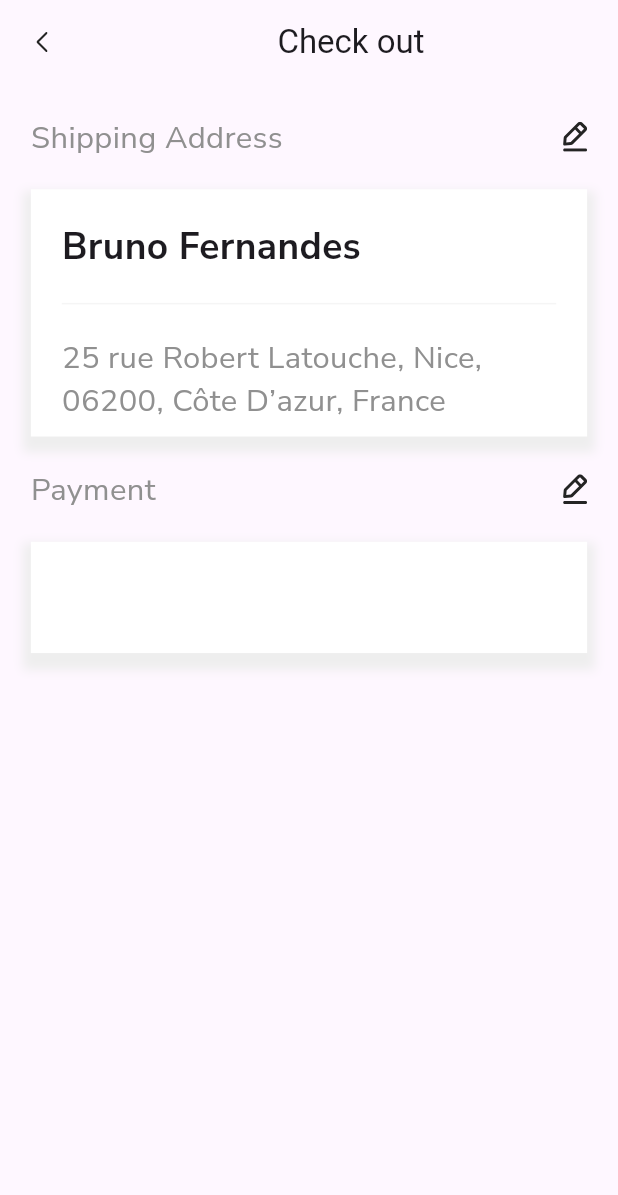
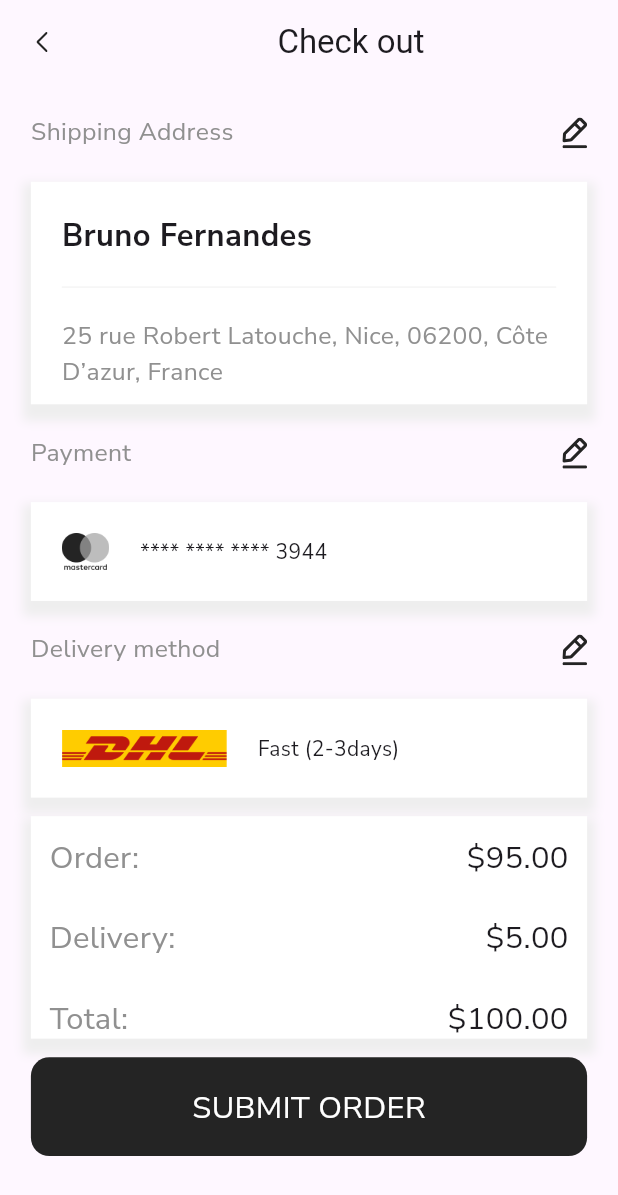
Before and after one commit to shabeer7559/furnigo, a Flutter app: the screen it shows after launch, on a phone screen of 412 x 824 dp. Shown: the top 1195 px of the screen. Run offline on Flutter 3.47's test engine with Material 3 defaults, Android fonts, the light colour scheme and no system bars; our stand-ins replace flutter_svg, google_fonts; Roboto replaces fonts that are missing (Gelasio).

Commit message:
checkoutz

```diff
--- a/lib/features/constants/image_const.dart
+++ b/lib/features/constants/image_const.dart
@@ -9,7 +9,7 @@ class ImageConst{
   static const success="assets/image/success.png";
   static const tickmark="assets/image/tickmark.png";
   static const coffeetable="assets/image/coffeetable.png";
-
-
-  static const person="assets/image/person";
+  static const masterCard="assets/image/mastercard.png";
+  static const dhl="assets/image/dhl.png";
+  static const person="assets/image/person.png";
 }
--- a/lib/features/homescreen/screen/check_in.dart
+++ b/lib/features/homescreen/screen/check_in.dart
@@ -2,6 +2,7 @@ import 'package:flutter/cupertino.dart';
 import 'package:flutter/material.dart';
 import 'package:flutter_svg/svg.dart';
 import 'package:furnigo/features/constants/color_const.dart';
+import 'package:furnigo/features/constants/image_const.dart';
 import 'package:google_fonts/google_fonts.dart';
 
 import '../../../main.dart';
@@ -38,14 +39,16 @@ class _checkOutState extends State<checkOut> {
             children: [
               Text("Shipping Address",style: TextStyle(
                 color: ColorConst.grey,
-                fontSize: w*0.05
+                fontSize: w*0.04
               ),),
-              SvgPicture.asset(IconConst.editIcon,color: ColorConst.primaryColor,)
+              SvgPicture.asset(IconConst.editIcon,
+                width: w*0.04,
+                color: ColorConst.primaryColor,)
             ],
           ),
         ),
           Container(
-            height: h*0.2,
+            height: h*0.18,
             width: w*0.9,
             decoration: BoxDecoration(
               color: ColorConst.secondaryColor,
@@ -63,7 +66,7 @@ class _checkOutState extends State<checkOut> {
                 children: [
                   Text("Bruno Fernandes",style: TextStyle(
                     fontWeight: FontWeight.w700,
-                    fontSize: w*0.06
+                    fontSize: w*0.05
                   ),),
                   Divider(
                     color:Colors.grey.shade100,
@@ -71,7 +74,7 @@ class _checkOutState extends State<checkOut> {
                   ),
                   Text("25 rue Robert Latouche, Nice, 06200, Côte D’azur, France",
                   style: TextStyle(
-                    fontSize: w*0.05,
+                    fontSize: w*0.04,
                     color: ColorConst.grey
                   ),)
                 ],
@@ -85,14 +88,16 @@ class _checkOutState extends State<checkOut> {
               children: [
                 Text("Payment",style: TextStyle(
                     color: ColorConst.grey,
-                    fontSize: w*0.05
+                    fontSize: w*0.04
                 ),),
-                SvgPicture.asset(IconConst.editIcon,color: ColorConst.primaryColor,)
+                SvgPicture.asset(IconConst.editIcon,
+                  width: w*0.04,
+                  color: ColorConst.primaryColor,)
               ],
             ),
           ),
           Container(
-            height: h*0.09,
+            height: h*0.08,
             width: w*0.9,
             decoration: BoxDecoration(
               color: ColorConst.secondaryColor,
@@ -102,8 +107,139 @@ class _checkOutState extends State<checkOut> {
                     blurRadius: 5,
                     spreadRadius: 5,
                     offset: Offset(0, 6)
-                )]),
-          )        ],
+                )]
+            ),
+            child: Row(
+              children: [
+                Padding(
+                  padding:  EdgeInsets.all(w*0.05),
+                  child: Image.asset(ImageConst.masterCard),
+                ),
+                Text("**** **** **** "),
+                Text("3944 "),
+              ],
+            ),
+          ),
+          Padding(
+            padding:  EdgeInsets.all(w*0.05),
+            child: Row(
+              mainAxisAlignment: MainAxisAlignment.spaceBetween,
+              children: [
+                Text("Delivery method",style: TextStyle(
+                    color: ColorConst.grey,
+                    fontSize: w*0.04
+                ),),
+                SvgPicture.asset(IconConst.editIcon,
+                  width: w*0.04,
+                  color: ColorConst.primaryColor,)
+              ],
+            ),
+          ),
+          Container(
+            height: h*0.08,
+            width: w*0.9,
+            decoration: BoxDecoration(
+                color: ColorConst.secondaryColor,
+                boxShadow: [
+                  BoxShadow(
+                      color:Colors.grey.shade200,
+                      blurRadius: 5,
+                      spreadRadius: 5,
+                      offset: Offset(0, 6)
+                  )]
+            ),
+            child: Row(
+              children: [
+                Padding(
+                  padding:  EdgeInsets.all(w*0.05),
+                  child: Image.asset(ImageConst.dhl),
+                ),
+                Text("Fast "),
+                Text("(2-3days) "),
+              ],),),
+          Container(
+            margin: EdgeInsets.all(w*0.03),
+            height: h*0.18,
+            width: w*0.9,
+            decoration: BoxDecoration(
+                color: ColorConst.secondaryColor,
+                boxShadow:[
+                  BoxShadow(
+                      color:Colors.grey.shade200,
+                      blurRadius: 5,
+                      spreadRadius: 5,
+                      offset: Offset(0, 6)
+                  )]),
+            child: Column(
+              mainAxisAlignment: MainAxisAlignment.spaceEvenly,
+              children: [
+                Padding(
+                  padding:  EdgeInsets.all(w*0.03),
+                  child: Row(
+                    mainAxisAlignment: MainAxisAlignment.spaceBetween,
+                    children: [
+                      Text("Order:",style: TextStyle(
+                        color: ColorConst.grey,
+                        fontSize: w*0.05
+                      ),),
+                      Text("\$95.00",
+                      style: TextStyle(
+                          fontSize: w*0.05
+                      ),),
+                    ],
+                  ),
+                ),
+                Padding(
+                  padding:  EdgeInsets.all(w*0.03),
+                  child: Row(
+                    mainAxisAlignment: MainAxisAlignment.spaceBetween,
+                    children: [
+                      Text("Delivery:",style: TextStyle(
+                        color: ColorConst.grey,
+                        fontSize: w*0.05
+                      ),),
+                      Text("\$5.00",
+                      style: TextStyle(
+                          fontSize: w*0.05
+                      ),),
+                    ],
+                  ),
+                ),
+                Padding(
+                  padding:  EdgeInsets.all(w*0.03),
+                  child: Row(
+                    mainAxisAlignment: MainAxisAlignment.spaceBetween,
+                    children: [
+                      Text("Total:",style: TextStyle(
+                        color: ColorConst.grey,
+                        fontSize: w*0.05
+                      ),),
+                      Text("\$100.00",
+                      style: TextStyle(
+                          fontSize: w*0.05
+                      ),),
+                    ],
+                  ),
+                ),
+              ],
+            ),
+          ),
+          Container(
+            height: h*0.08,
+            width: w*0.9,
+            decoration: BoxDecoration(
+              borderRadius: BorderRadius.circular(w*0.03),
+              color: ColorConst.primaryColor
+            ),
+            child: Center(
+              child: Text("SUBMIT ORDER",
+              style: TextStyle(
+                color: ColorConst.secondaryColor,
+                fontSize: w*0.05
+              ),),
+            ),
+          )
+        ],
       ),
     );
   }
```
Also changed, not shown: assets/image/dhl.png (added), assets/image/mastercard.png (added).
